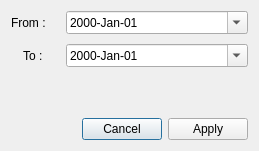
First picture: the form in dateintervaldialog.ui, repository redmoon1945/gbp, before the edit.
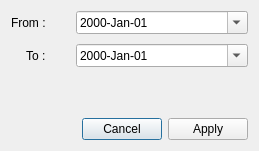
Second picture: the form after the edit.

Diff of the .ui file:
```diff
--- a/dateintervaldialog.ui
+++ b/dateintervaldialog.ui
@@ -22,7 +22,7 @@
         <set>Qt::AlignRight|Qt::AlignTrailing|Qt::AlignVCenter</set>
        </property>
        <property name="horizontalSpacing">
-        <number>20</number>
+        <number>30</number>
        </property>
        <property name="verticalSpacing">
         <number>10</number>
@@ -47,12 +47,18 @@
           </font>
          </property>
          <property name="text">
-          <string>To : </string>
+          <string>To :</string>
          </property>
         </widget>
        </item>
        <item row="0" column="1">
         <widget class="QDateEdit" name="fromDateEdit">
+         <property name="sizePolicy">
+          <sizepolicy hsizetype="Minimum" vsizetype="Preferred">
+           <horstretch>0</horstretch>
+           <verstretch>0</verstretch>
+          </sizepolicy>
+         </property>
          <property name="displayFormat">
           <string>yyyy-MMM-dd</string>
          </property>
@@ -63,6 +69,12 @@
        </item>
        <item row="1" column="1">
         <widget class="QDateEdit" name="toDateEdit">
+         <property name="sizePolicy">
+          <sizepolicy hsizetype="Minimum" vsizetype="Preferred">
+           <horstretch>0</horstretch>
+           <verstretch>0</verstretch>
+          </sizepolicy>
+         </property>
          <property name="displayFormat">
           <string>yyyy-MMM-dd</string>
          </property>
```
